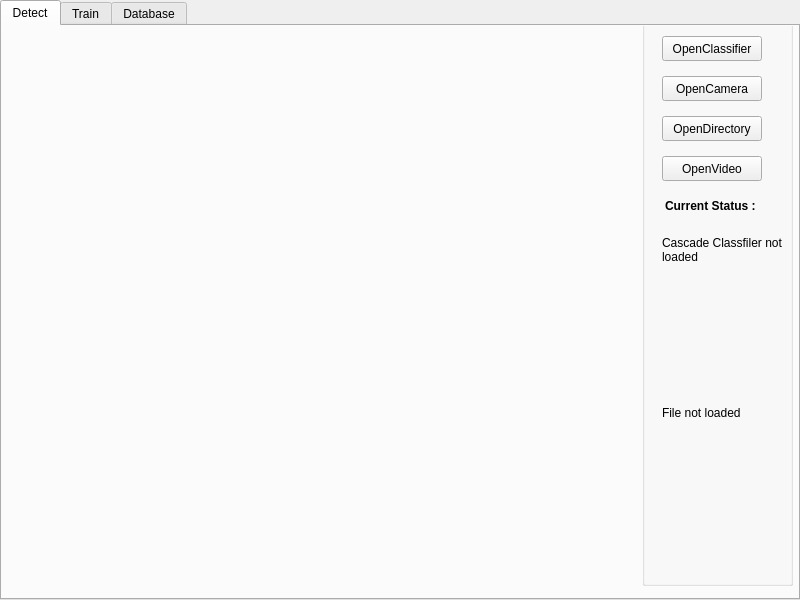
The window that mainwindow.ui (tangchent/cardetect) describes before a commit, drawn with Qt 5.
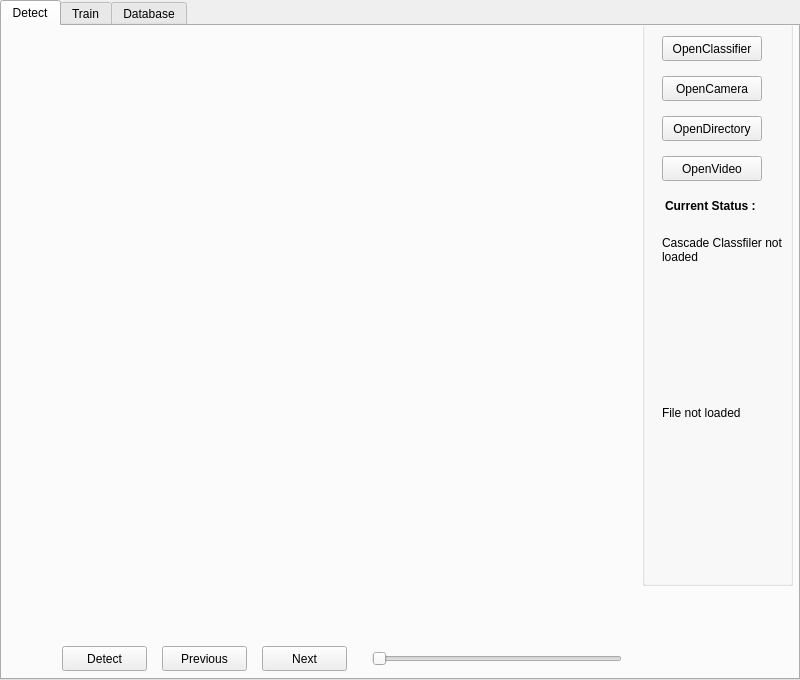
The same window after the commit.

Diff of the .ui file:
```diff
--- a/mainwindow.ui
+++ b/mainwindow.ui
@@ -7,7 +7,7 @@
     <x>0</x>
     <y>0</y>
     <width>800</width>
-    <height>600</height>
+    <height>680</height>
    </rect>
   </property>
   <property name="windowTitle">
@@ -19,7 +19,7 @@
      <x>0</x>
      <y>0</y>
      <width>800</width>
-     <height>600</height>
+     <height>680</height>
     </rect>
    </property>
    <property name="currentIndex">
@@ -173,6 +173,58 @@
       </property>
      </widget>
     </widget>
+    <widget class="QPushButton" name="detectButton">
+     <property name="geometry">
+      <rect>
+       <x>60</x>
+       <y>620</y>
+       <width>85</width>
+       <height>25</height>
+      </rect>
+     </property>
+     <property name="text">
+      <string>Detect</string>
+     </property>
+    </widget>
+    <widget class="QPushButton" name="previousButton">
+     <property name="geometry">
+      <rect>
+       <x>160</x>
+       <y>620</y>
+       <width>85</width>
+       <height>25</height>
+      </rect>
+     </property>
+     <property name="text">
+      <string>Previous</string>
+     </property>
+    </widget>
+    <widget class="QPushButton" name="nextButton">
+     <property name="geometry">
+      <rect>
+       <x>260</x>
+       <y>620</y>
+       <width>85</width>
+       <height>25</height>
+      </rect>
+     </property>
+     <property name="text">
+      <string>Next</string>
+     </property>
+    </widget>
+    <widget class="QSlider" name="processBar">
+     <property name="geometry">
+      <rect>
+       <x>370</x>
+       <y>625</y>
+       <width>250</width>
+       <height>16</height>
+      </rect>
+     </property>
+     <property name="orientation">
+      <enum>Qt::Horizontal</enum>
+     </property>
+    </widget>
    </widget>
    <widget class="QWidget" name="tabTrain">
     <attribute name="title">
```
